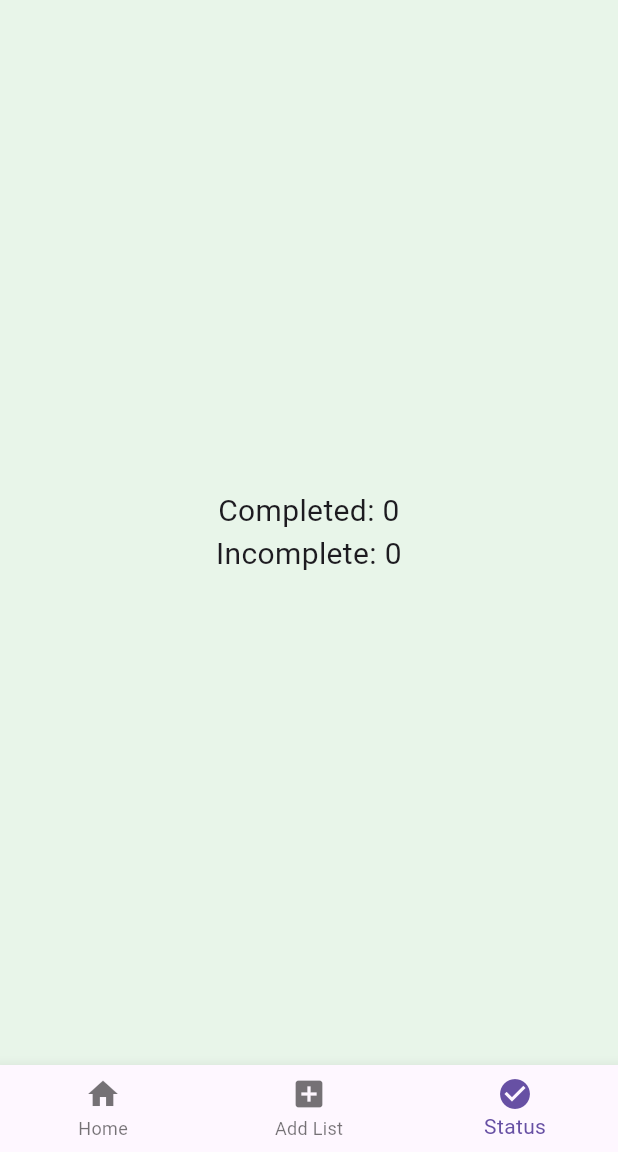
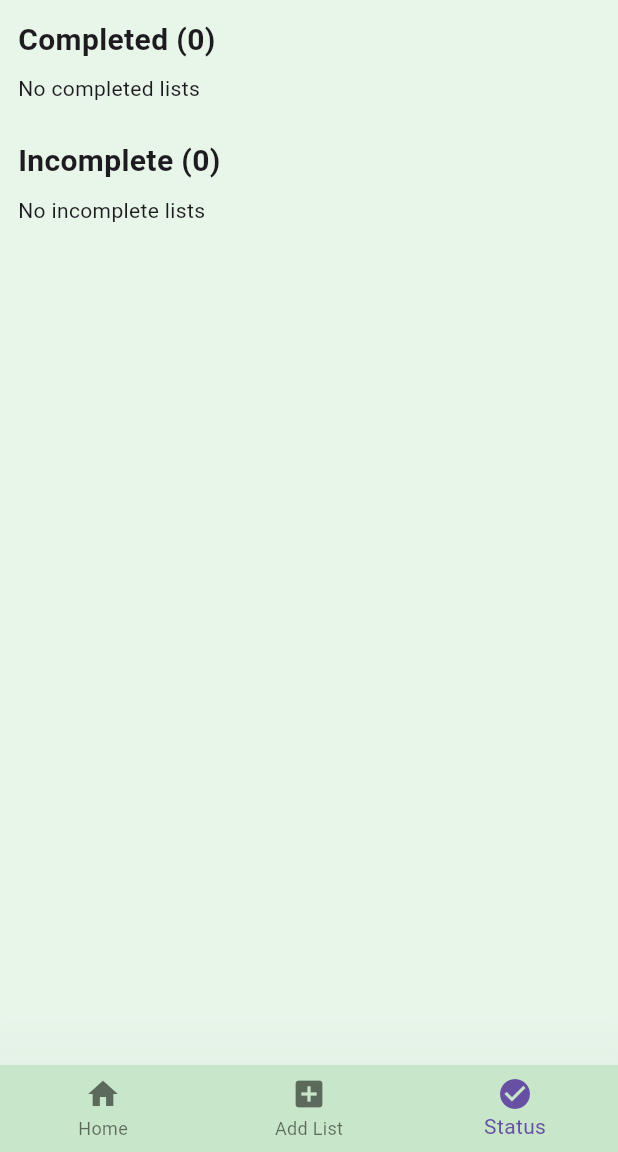
Before and after one commit to saifulislamsaif/grocery_list, a Flutter app: the screen it shows once a user with an empty profile is signed in, item 3 of the bottom bar chosen, on a phone screen of 412 x 824 dp, the part 84-1236 px from its top. Run offline on Flutter 3.47's test engine with Material 3 defaults, Android fonts, the phone set to English and light mode, and no system bars; our stand-ins replace cloud_firestore, firebase_auth, firebase_core, get, google_fonts; accounts and stored records are empty; generated files the repository leaves out were written again.

Commit message:
add completed and uncompleted

```diff
--- a/lib/app/modules/home/views/home_page.dart
+++ b/lib/app/modules/home/views/home_page.dart
@@ -63,6 +63,8 @@ class HomePage extends StatelessWidget {
           ],
         ),
         bottomNavigationBar: BottomNavigationBar(
+          backgroundColor:Colors.green[100],
+          elevation: 50,
           currentIndex: index,
           onTap: (i) {
             if (i == 1) {
@@ -219,18 +221,72 @@ class HomePage extends StatelessWidget {
     );
   }
 
-  // ------------------- Status ট্যাব -------------------
+
   Widget _buildStatusPage() {
-    return Obx(
-      () => Center(
-        child: Text(
-          "Completed: ${controller.completedCount.value}\nIncomplete: ${controller.incompleteCount.value}",
-          textAlign: TextAlign.center,
-          style: const TextStyle(fontSize: 20),
-        ),
-      ),
-    );
+    return Obx(() {
+      // completed ও incomplete আলাদা লিস্ট
+      final completedLists = controller.lists
+          .where((doc) => (doc.data() as Map<String, dynamic>)['completed'] == true)
+          .toList();
+
+      final incompleteLists = controller.lists
+          .where((doc) => (doc.data() as Map<String, dynamic>)['completed'] != true)
+          .toList();
+
+      return ListView(
+        padding: const EdgeInsets.all(12),
+        children: [
+          Text(
+            "Completed (${completedLists.length})",
+            style: const TextStyle(fontSize: 20, fontWeight: FontWeight.bold),
+          ),
+          const SizedBox(height: 8),
+          if (completedLists.isEmpty)
+            const Text("No completed lists"),
+          ...completedLists.map((doc) {
+            final data = doc.data() as Map<String, dynamic>;
+            final name = data["name"] ?? "Unnamed List";
+            return Card(
+              color: Colors.green[100],
+              child: ListTile(
+                title: Text(name),
+                trailing: const Icon(Icons.check_circle, color: Colors.green),
+                onTap: () {
+                  Get.to(() => ListDetailsPage(listId: doc.id, listName: name));
+                },
+              ),
+            );
+          }),
+
+          const SizedBox(height: 24),
+
+          // ✅ Incomplete Section
+          Text(
+            "Incomplete (${incompleteLists.length})",
+            style: const TextStyle(fontSize: 20, fontWeight: FontWeight.bold),
+          ),
+          const SizedBox(height: 8),
+          if (incompleteLists.isEmpty)
+            const Text("No incomplete lists"),
+          ...incompleteLists.map((doc) {
+            final data = doc.data() as Map<String, dynamic>;
+            final name = data["name"] ?? "Unnamed List";
+            return Card(
+              color: Colors.red[100],
+              child: ListTile(
+                title: Text(name),
+                trailing: const Icon(Icons.close, color: Colors.red),
+                onTap: () {
+                  Get.to(() => ListDetailsPage(listId: doc.id, listName: name));
+                },
+              ),
+            );
+          }),
+        ],
+      );
+    });
   }
+
 
   void _showCreateListDialog(BuildContext context) {
     final TextEditingController controllerText = TextEditingController();
```
